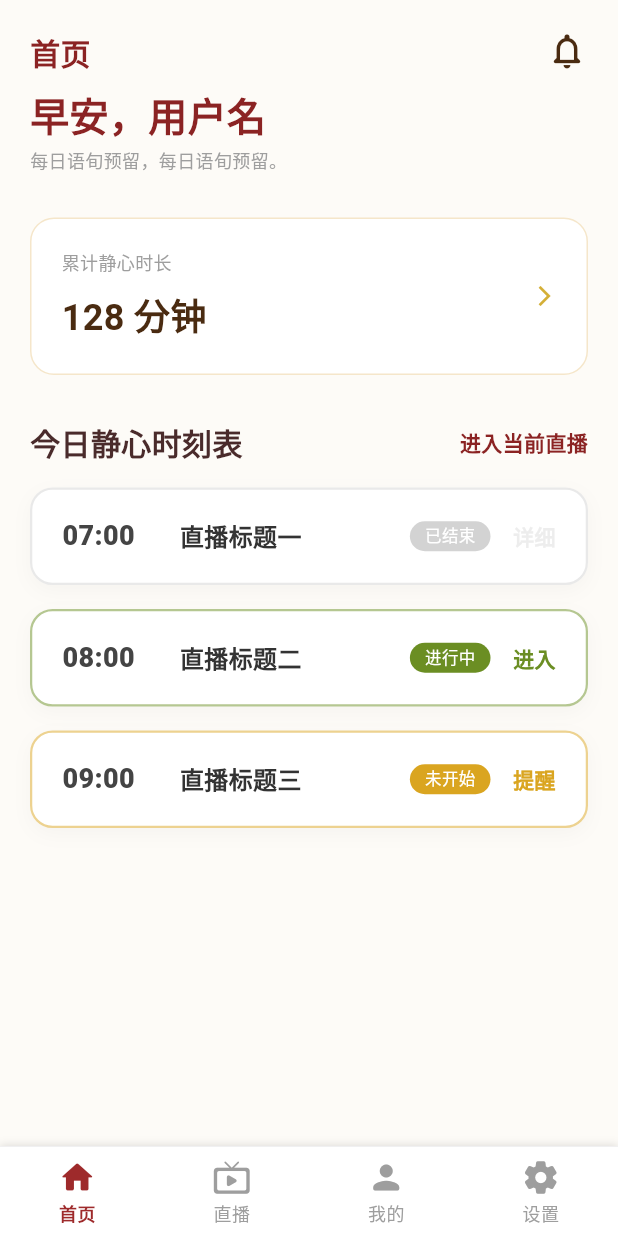
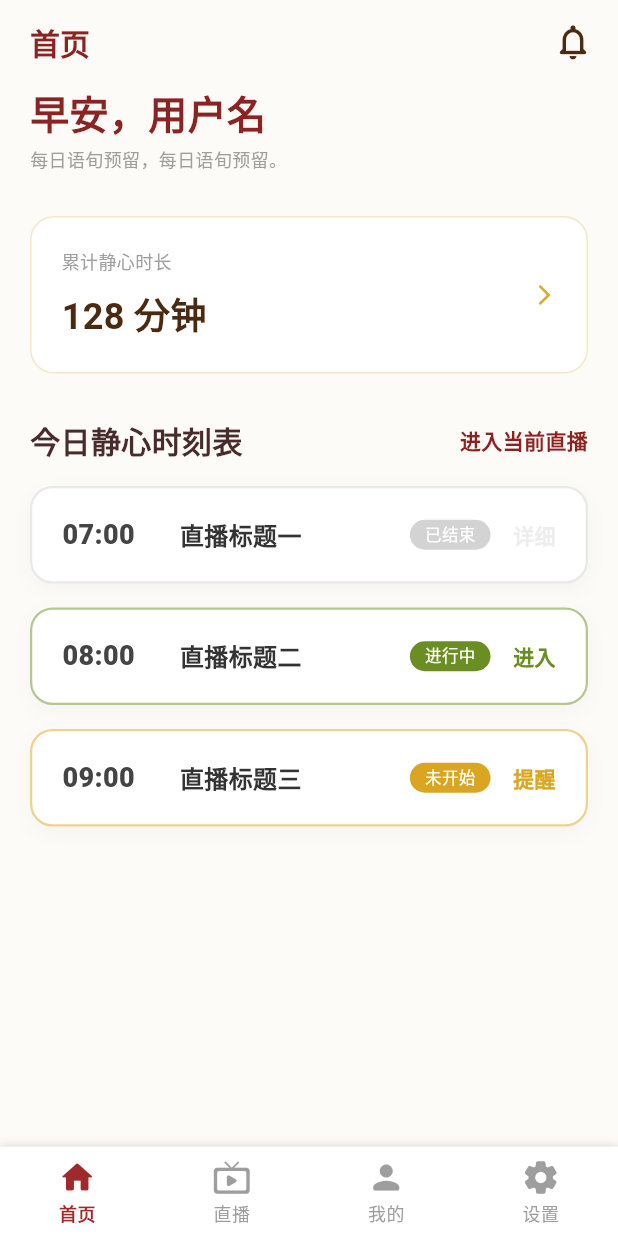
Before and after one commit to CHEN-2001/static_touch, a Flutter app: the MainPage screen opened by its route, on a phone screen of 412 x 824 dp. Run offline on Flutter 3.47's test engine with Material 3 defaults, Android fonts, the phone set to English and light mode, and no system bars; our stand-ins replace camera, go_router; missing offline and left inert: nfc_manager.

Commit message:
优化main的tabbarUI渲染逻辑、新增顶部tabbar

```diff
--- a/lib/pages/home/home_page.dart
+++ b/lib/pages/home/home_page.dart
@@ -8,27 +8,20 @@ class HomePage extends StatelessWidget {
 
   @override
   Widget build(BuildContext context) {
-    // 使用 Scaffold 保证每一个子页面都有自己的 Material 容器
-    return Scaffold(
-      backgroundColor: const Color(0xfffdfbf7),
-      body: SafeArea(
-        // 自动处理顶部状态栏遮挡
-        child: SingleChildScrollView(
-          physics: const BouncingScrollPhysics(), // 增加 iOS 质感的滚动回弹
-          padding: const EdgeInsets.symmetric(horizontal: 20),
-          child: Column(
-            crossAxisAlignment: .start,
-            children: const [
-              SizedBox(height: 20),
-              HomeHeader(),
-              SizedBox(height: 30),
-              DurationCard(),
-              SizedBox(height: 30),
-              ScheduleList(),
-              SizedBox(height: 30),
-            ],
+    return Padding(
+      padding: const EdgeInsets.symmetric(horizontal: 20),
+      child: CustomScrollView(
+        physics: const BouncingScrollPhysics(),
+        slivers: [
+          const SliverToBoxAdapter(
+            child: Column(
+              crossAxisAlignment: CrossAxisAlignment.start,
+              children: [HomeHeader(), SizedBox(height: 30), DurationCard(), SizedBox(height: 30)],
+            ),
           ),
-        ),
+          const SliverToBoxAdapter(child: ScheduleList()),
+          const SliverToBoxAdapter(child: SizedBox(height: 30)),
+        ],
       ),
     );
   }
--- a/lib/pages/home/widgets/home_header.dart
+++ b/lib/pages/home/widgets/home_header.dart
@@ -1,26 +1,15 @@
 import 'package:flutter/material.dart';
 import 'package:provider/provider.dart';
 import 'package:static_touch/pages/home/home_provider.dart';
-import 'package:go_router/go_router.dart';
 
 class HomeHeader extends StatelessWidget {
   const HomeHeader({super.key});
 
   @override
   Widget build(BuildContext context) {
-    return Row(
-      mainAxisAlignment: MainAxisAlignment.spaceBetween, //水平方向对齐方式
-      crossAxisAlignment: CrossAxisAlignment.start, //垂直方向对齐方式
-      children: [
-        Column(
+    return Column(
       crossAxisAlignment: CrossAxisAlignment.start,
       children: [
-            const Text(
-              '首页',
-              style: TextStyle(fontSize: 20, fontWeight: FontWeight.bold, color: Color(0xFF8B2323)),
-            ),
-            const SizedBox(height: 8),
-            // 使用 Selector 实现局部刷新，性能最优
         Selector<HomeProvider, String>(
           selector: (_, p) => p.userName,
           builder: (_, name, __) => Text(
@@ -34,13 +23,6 @@ class HomeHeader extends StatelessWidget {
           builder: (_, quote, __) => Text(quote, style: const TextStyle(color: Colors.grey, fontSize: 12)),
         ),
       ],
-        ),
-        GestureDetector(
-          onTap: () => context.push('/notice'),
-          behavior: HitTestBehavior.opaque, // 扩大点击灵敏度
-          child: const Icon(Icons.notifications_none_rounded, size: 28, color: Color(0xFF4A2B11)),
-        ),
-      ],
     );
   }
 }
--- a/lib/pages/live/live_page.dart
+++ b/lib/pages/live/live_page.dart
@@ -18,15 +18,6 @@ class LivePage extends StatelessWidget {
             Column(
               crossAxisAlignment: CrossAxisAlignment.start,
               children: [
-                // 1. 顶部标题
-                const Padding(
-                  padding: EdgeInsets.fromLTRB(24, 20, 24, 10),
-                  child: Text(
-                    '直播',
-                    style: TextStyle(fontSize: 20, fontWeight: FontWeight.bold, color: Color(0xFF8B2323)),
-                  ),
-                ),
-
                 // 2. 顶部 Tab 切换
                 const LiveTabs(),
                 const SizedBox(height: 16),
--- a/lib/pages/main/main_page.dart
+++ b/lib/pages/main/main_page.dart
@@ -1,7 +1,8 @@
 import 'package:flutter/material.dart';
+// 导入组件
+import 'package:static_touch/pages/main/widgets/mian_app_bar.dart';
 import 'package:static_touch/pages/main/widgets/main_tab_item.dart';
-
-// 引入页面内容
+// 导入页面
 import 'package:static_touch/pages/home/home_page.dart';
 import 'package:static_touch/pages/live/live_page.dart';
 import 'package:static_touch/pages/mine/mine_page.dart';
@@ -9,14 +10,12 @@ import 'package:static_touch/pages/settings/settings_page.dart';
 
 class MainPage extends StatefulWidget {
   const MainPage({super.key});
-
   @override
   State<MainPage> createState() => _MainPageState();
 }
 
 class _MainPageState extends State<MainPage> {
   int _currentIndex = 0;
-
   late final List<Widget> _pages;
 
   @override
@@ -30,56 +29,61 @@ class _MainPageState extends State<MainPage> {
     ];
   }
 
+  void _onTabTapped(int index) {
+    if (_currentIndex != index) {
+      setState(() => _currentIndex = index);
+    }
+  }
+
   @override
   Widget build(BuildContext context) {
     return Scaffold(
-      body: AnimatedSwitcher(
-        duration: const Duration(milliseconds: 400), // 切换动画时长
-        switchInCurve: Curves.easeInOut, // 进入时的曲线
-        switchOutCurve: Curves.easeInOut, // 退出时的曲线
-        transitionBuilder: (Widget child, Animation<double> animation) {
-          return FadeTransition(opacity: animation, child: child);
-        },
-        child: _pages[_currentIndex],
+      backgroundColor: const Color(0xfffdfbf7),
+      appBar: MainAppBar(currentIndex: _currentIndex),
+      body: RepaintBoundary(
+        child: IndexedStack(index: _currentIndex, children: _pages),
       ),
-      bottomNavigationBar: _buildBottomBar(),
+      bottomNavigationBar: _MainBottomBar(currentIndex: _currentIndex, onTap: _onTabTapped),
     );
   }
+}
 
-  // 底部导航栏逻辑
-  Widget _buildBottomBar() {
-    return Container(
-      height: 60 + MediaQuery.of(context).padding.bottom,
+class _MainBottomBar extends StatelessWidget {
+  final int currentIndex;
+  final ValueChanged<int> onTap;
+
+  const _MainBottomBar({required this.currentIndex, required this.onTap});
+
+  @override
+  Widget build(BuildContext context) {
+    final double safeBottom = MediaQuery.paddingOf(context).bottom;
+
+    return RepaintBoundary(
+      child: Container(
+        height: 60 + safeBottom,
         decoration: const BoxDecoration(
           color: Colors.white,
           border: Border(top: BorderSide(color: Color(0xFFEEEEEE), width: 0.5)),
           boxShadow: [BoxShadow(color: Colors.black12, blurRadius: 4, offset: Offset(0, -1))],
         ),
+        child: Padding(
+          padding: EdgeInsets.only(bottom: safeBottom),
           child: Row(
             children: [
-          _createTab(0, Icons.home_rounded, '首页'),
-          _createTab(1, Icons.live_tv_rounded, '直播'),
-          _createTab(2, Icons.person_rounded, '我的'),
-          _createTab(3, Icons.settings_rounded, '设置'),
+              _buildTab(0, Icons.home_rounded, '首页'),
+              _buildTab(1, Icons.live_tv_rounded, '直播'),
+              _buildTab(2, Icons.person_rounded, '我的'),
+              _buildTab(3, Icons.settings_rounded, '设置'),
             ],
+          ),
+        ),
       ),
     );
   }
 
-  // 封装导航栏单个 Tab 项目
-  Widget _createTab(int index, IconData icon, String label) {
-    return MainTabItem(
-      index: index,
-      currentIndex: _currentIndex,
-      icon: icon,
-      label: label,
-      onTap: (index) {
-        if (_currentIndex != index) {
-          setState(() {
-            _currentIndex = index;
-          });
-        }
-      },
+  Widget _buildTab(int index, IconData icon, String label) {
+    return Expanded(
+      child: MainTabItem(index: index, currentIndex: currentIndex, icon: icon, label: label, onTap: onTap),
     );
   }
 }
--- a/lib/pages/main/widgets/main_tab_item.dart
+++ b/lib/pages/main/widgets/main_tab_item.dart
@@ -22,10 +22,11 @@ class MainTabItem extends StatelessWidget {
     final bool isSelected = currentIndex == index;
     final Color color = isSelected ? const Color(0xFF9E2A2B) : Colors.grey;
 
-    return Expanded(
-      child: ScaleButton(
+    return ScaleButton(
       onTap: () => onTap(index),
       child: Container(
+        width: double.infinity,
+        height: double.infinity,
         color: Colors.transparent,
         child: Column(
           mainAxisAlignment: MainAxisAlignment.center,
@@ -43,7 +44,6 @@ class MainTabItem extends StatelessWidget {
           ],
         ),
       ),
-      ),
     );
   }
 }
--- /dev/null
+++ b/lib/pages/main/widgets/mian_app_bar.dart
@@ -0,0 +1,39 @@
+import 'package:flutter/material.dart';
+import 'package:go_router/go_router.dart';
+
+class MainAppBar extends StatelessWidget implements PreferredSizeWidget {
+  final int currentIndex;
+
+  const MainAppBar({super.key, required this.currentIndex});
+
+  static const List<String> _titles = ['首页', '直播', '我的', '设置'];
+
+  @override
+  Widget build(BuildContext context) {
+    return AppBar(
+      automaticallyImplyLeading: false, // 禁用自动返回按钮
+      backgroundColor: const Color(0xfffdfbf7),
+      title: Padding(
+        padding: const EdgeInsets.only(left: 4),
+        child: Text(
+          _titles[currentIndex],
+          style: const TextStyle(fontSize: 20, fontWeight: FontWeight.bold, color: Color(0xFF8B2323)),
+        ),
+      ),
+
+      actions: [
+        Padding(
+          padding: const EdgeInsets.only(right: 16),
+          child: GestureDetector(
+            onTap: () => context.push('/notice'),
+            behavior: HitTestBehavior.opaque,
+            child: const Icon(Icons.notifications_none_rounded, size: 28, color: Color(0xFF4A2B11)),
+          ),
+        ),
+      ],
+    );
+  }
+
+  @override
+  Size get preferredSize => const Size.fromHeight(kToolbarHeight);
+}
--- a/lib/pages/mine/mine_page.dart
+++ b/lib/pages/mine/mine_page.dart
@@ -13,7 +13,6 @@ class MinePage extends StatelessWidget {
         child: SingleChildScrollView(
           child: Column(
             children: const [
-              SizedBox(height: 40),
               MineHeader(), // 顶部
               SizedBox(height: 40),
               MenuCard(), // 功能列表
--- a/lib/pages/mine/widgets/mine_header.dart
+++ b/lib/pages/mine/widgets/mine_header.dart
@@ -7,18 +7,6 @@ class MineHeader extends StatelessWidget {
   Widget build(BuildContext context) {
     return Column(
       children: [
-        const Padding(
-          padding: EdgeInsets.only(left: 24),
-          child: Align(
-            alignment: Alignment.centerLeft,
-            child: Text(
-              '我的',
-              style: TextStyle(fontSize: 24, fontWeight: FontWeight.bold, color: Color(0xFF8B2323)),
-            ),
-          ),
-        ),
-        const SizedBox(height: 30),
-        // 圆形头像
         Container(
           width: 90,
           height: 90,
--- a/lib/pages/settings/settings_page.dart
+++ b/lib/pages/settings/settings_page.dart
@@ -12,24 +12,6 @@ class SettingsPage extends StatelessWidget {
 
     return Scaffold(
       backgroundColor: const Color(0xfffdfbf7),
-      appBar: AppBar(
-        // 🚀 核心修改：左对齐，颜色和大小与前页统一
-        centerTitle: false,
-        automaticallyImplyLeading: false,
-        elevation: 0,
-        backgroundColor: Colors.transparent,
-        title: const Padding(
-          padding: EdgeInsets.only(left: 4), // 增加微调微调对齐感
-          child: Text(
-            '设置',
-            style: TextStyle(
-              color: Color(0xFF8B2323), // 统一使用你之前的深红色
-              fontWeight: FontWeight.bold,
-              fontSize: 22, // 这里的 22px 通常是 TabBar 一级页面的标题标准大字号
-            ),
-          ),
-        ),
-      ),
       body: SingleChildScrollView(
         padding: const EdgeInsets.symmetric(horizontal: 20),
         child: Column(
```
Lines whose indentation alone changed are shown as unchanged.
